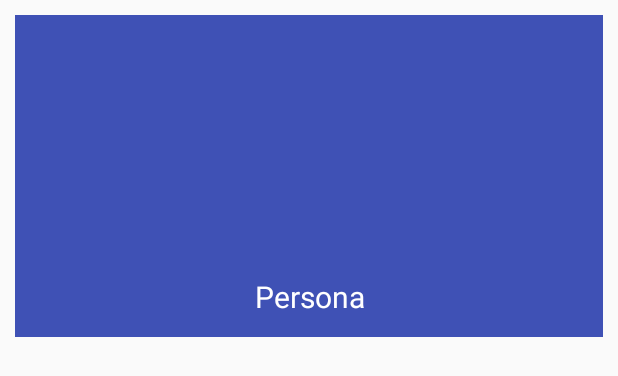
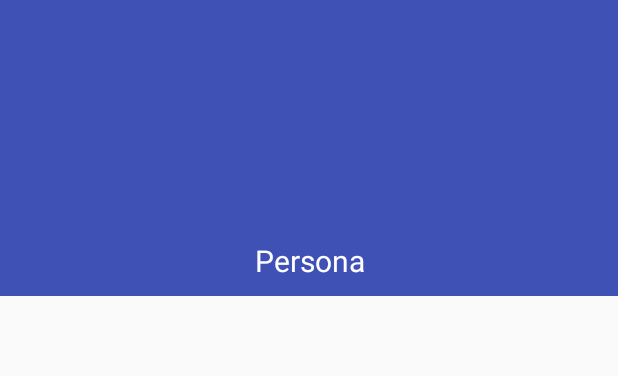
Before and after one commit to ccasbre27/SearFish, an Android app: the layout item_categoria.xml on its own in the app's theme, with its tools: preview values and no code run, on a phone screen of 412 x 824 dp. Shown: the top 376 px of the screen. Run offline under Robolectric (Android 15) with nearby library versions, the phone set to English and light mode, and no system bars.

```diff
--- a/app/src/main/res/layout/item_categoria.xml
+++ b/app/src/main/res/layout/item_categoria.xml
@@ -3,22 +3,21 @@
     android:id="@+id/layItemCategoria"
     android:orientation="vertical" android:layout_width="match_parent"
     android:layout_height="wrap_content"
-    android:padding="8dp"
-    android:layout_margin="10dp"
+
     android:background="@color/colorPrimary">
 
     <ImageView
         android:id="@+id/imgvCategoria"
-        android:layout_width="150dp"
+        android:layout_width="match_parent"
         android:layout_height="150dp"
-        android:layout_gravity="center"
-        android:layout_margin="5dp"/>
+        android:layout_gravity="center"/>
 
     <TextView
         style="@style/stlLetras"
         android:id="@+id/txtvTituloCategoria"
         android:gravity="center"
         android:ellipsize="marquee"
+        android:layout_margin="10dp"
         android:textColor="@android:color/white"
         android:text="Persona"/>
 
```
Also changed, not shown: 13 other files.
